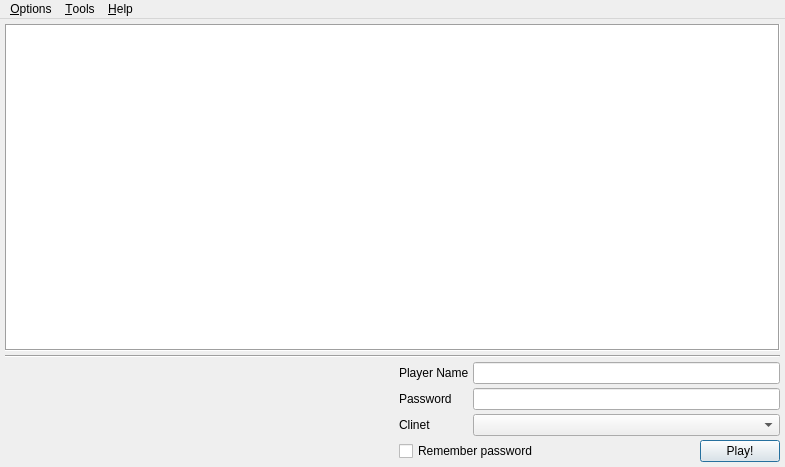
First picture: the form in launcherwindow.ui, repository dngulin/ttyhlauncher, before the edit.
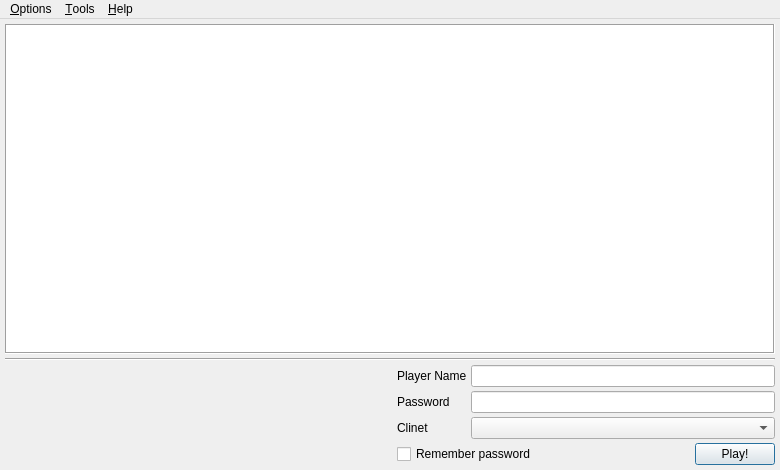
Second picture: the form after the edit. Icons and pictures are not drawn.

Patch:
```diff
--- a/launcherwindow.ui
+++ b/launcherwindow.ui
@@ -6,8 +6,8 @@
    <rect>
     <x>0</x>
     <y>0</y>
-    <width>785</width>
-    <height>467</height>
+    <width>780</width>
+    <height>470</height>
    </rect>
   </property>
   <property name="sizePolicy">
@@ -195,7 +195,7 @@
     <rect>
      <x>0</x>
      <y>0</y>
-     <width>785</width>
+     <width>780</width>
      <height>26</height>
     </rect>
    </property>
```
Left out of the diff: 4 changed lines with no effect on the pictures.
